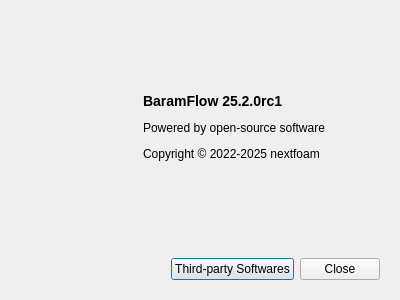
The window that baramFlow/view/main_window/menu/help/about_dialog.ui (nextfoam/baram) describes before a commit, drawn with Qt 5.
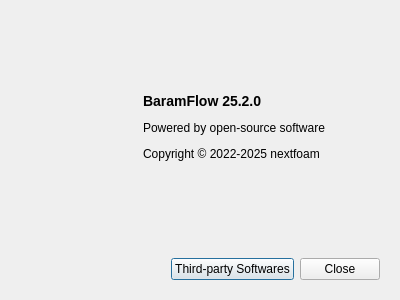
The same window after the commit.

Patch:
```diff
--- a/baramFlow/view/main_window/menu/help/about_dialog.ui
+++ b/baramFlow/view/main_window/menu/help/about_dialog.ui
@@ -90,7 +90,7 @@
          </sizepolicy>
         </property>
         <property name="text">
-         <string>&lt;p&gt;&lt;b&gt;&lt;font size=&quot;4&quot;&gt;BaramFlow 25.2.0rc1&lt;/font&gt;&lt;/b&gt;&lt;/p&gt;
+         <string>&lt;p&gt;&lt;b&gt;&lt;font size=&quot;4&quot;&gt;BaramFlow 25.2.0&lt;/font&gt;&lt;/b&gt;&lt;/p&gt;
 
 &lt;p&gt;Powered by open-source software&lt;/p&gt;
 
```
